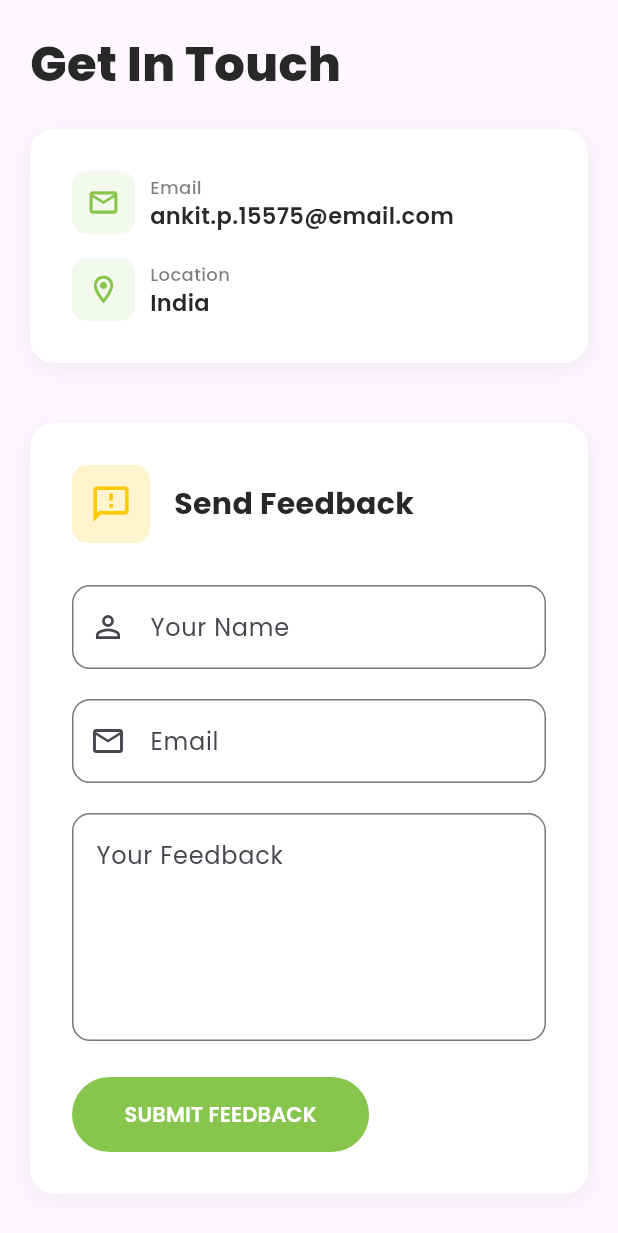
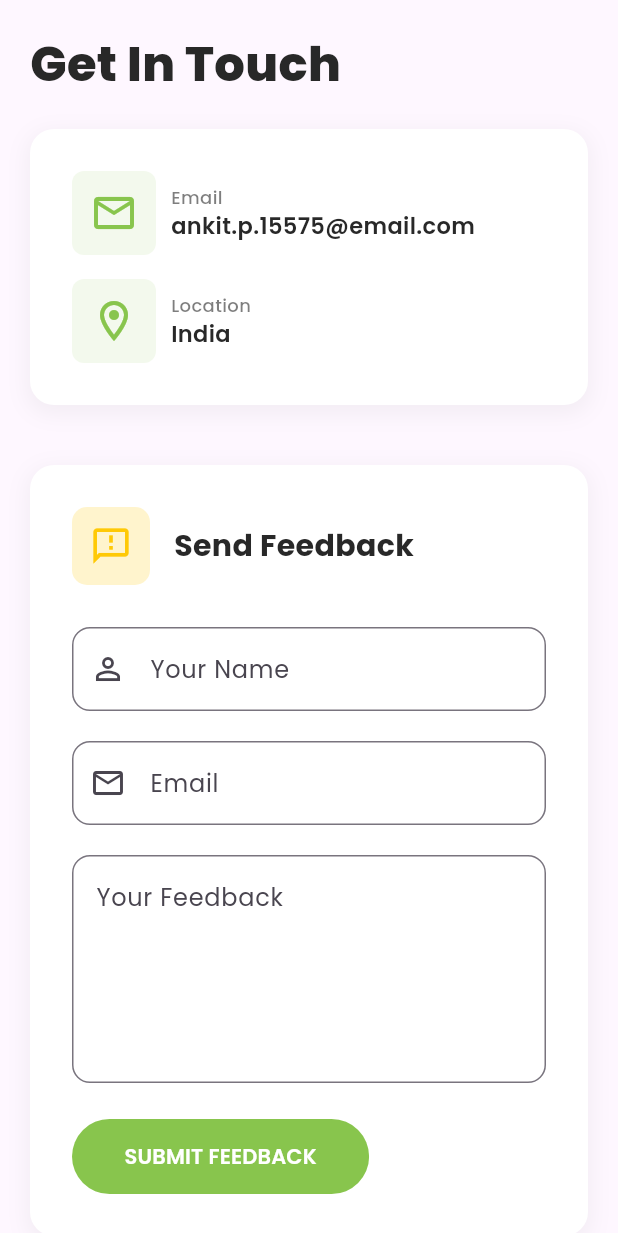
Before and after one commit to ankitpsamrat/Flutter-portfolio-website, a Flutter app: the ContactScreen widget shown alone on an empty page, opened directly, on a phone screen of 412 x 824 dp. Shown: the top 1233 px of the screen. Run offline on Flutter 3.47's test engine with Material 3 defaults, Android fonts, the phone set to English and light mode, and no system bars; our stand-ins replace google_fonts.

Commit message:
fixed contact info

```diff
--- /dev/null
+++ b/lib/components/contact_chip.dart
@@ -0,0 +1,71 @@
+import 'package:flutter/material.dart';
+import 'package:portfolio_website/helpers/constants.dart';
+
+class ContactChip extends StatelessWidget {
+  final IconData icon;
+  final String label;
+  final String value;
+  final VoidCallback? onTap;
+
+  const ContactChip({
+    super.key,
+    required this.icon,
+    required this.label,
+    required this.value,
+    this.onTap,
+  });
+
+  @override
+  Widget build(BuildContext context) {
+    final widget = Row(
+      mainAxisSize: MainAxisSize.min,
+      children: [
+        Container(
+          padding: const EdgeInsets.all(12),
+          decoration: BoxDecoration(
+            color: kPrimaryColor.withValues(alpha: 0.1),
+            borderRadius: BorderRadius.circular(8),
+          ),
+          child: Icon(
+            icon,
+            color: kPrimaryColor,
+            size: 32,
+          ),
+        ),
+        const SizedBox(width: 10),
+        Column(
+          crossAxisAlignment: CrossAxisAlignment.start,
+          children: [
+            Text(
+              label,
+              style: TextStyle(
+                fontSize: 12,
+                fontWeight: FontWeight.w500,
+                color: kTextColor.withValues(alpha: 0.6),
+              ),
+            ),
+            Text(
+              value,
+              style: const TextStyle(
+                fontSize: 15,
+                fontWeight: FontWeight.w600,
+                color: kTextColor,
+              ),
+            ),
+          ],
+        ),
+      ],
+    );
+
+    if (onTap != null) {
+      return MouseRegion(
+        cursor: SystemMouseCursors.click,
+        child: GestureDetector(
+          onTap: onTap,
+          child: widget,
+        ),
+      );
+    }
+    return widget;
+  }
+}
--- a/lib/screens/contact_screen.dart
+++ b/lib/screens/contact_screen.dart
@@ -1,8 +1,8 @@
 import 'package:flutter/material.dart';
+import 'package:portfolio_website/components/contact_chip.dart';
 import 'package:portfolio_website/components/main_button.dart';
 import 'package:portfolio_website/helpers/constants.dart';
 import 'package:portfolio_website/helpers/responsive.dart';
-import 'package:url_launcher/url_launcher.dart';
 
 class ContactScreen extends StatefulWidget {
   const ContactScreen({super.key});
@@ -33,48 +33,6 @@ class _ContactScreenState extends State<ContactScreen> {
     }
   }
 
-  Future<void> _launchEmail(String email) async {
-    final Uri uri = Uri.parse('mailto:$email');
-    if (await canLaunchUrl(uri)) {
-      await launchUrl(uri);
-    }
-  }
-
-  @override
-  void dispose() {
-    _nameController.dispose();
-    _emailController.dispose();
-    _messageController.dispose();
-    super.dispose();
-  }
-
-  @override
-  Widget build(BuildContext context) {
-    return Container(
-      margin: EdgeInsets.symmetric(
-        vertical: 20,
-        horizontal: isMobile(context) ? 20 : 40,
-      ),
-      child: Column(
-        crossAxisAlignment: CrossAxisAlignment.start,
-        children: <Widget>[
-          Text(
-            'Get In Touch',
-            style: TextStyle(
-              fontSize: isDesktop(context) ? 48 : 32,
-              fontWeight: FontWeight.w800,
-              color: kTextColor,
-            ),
-          ),
-          const SizedBox(height: 20),
-          _buildContactCard(),
-          const SizedBox(height: 40),
-          _buildFeedbackForm(),
-        ],
-      ),
-    );
-  }
-
   Widget _buildContactCard() {
     return Container(
       width: double.infinity,
@@ -98,14 +56,14 @@ class _ContactScreenState extends State<ContactScreen> {
             runSpacing: 16,
             spacing: isMobile(context) ? 0 : 32,
             children: [
-              _ContactChip(
+              const ContactChip(
                 icon: Icons.email_outlined,
                 label: 'Email',
                 value: 'ankit.p.15575@email.com',
-                onTap: () => _launchEmail('ankit.p.15575@email.com'),
+                onTap: null,
               ),
               if (!isMobile(context)) const SizedBox(width: 32),
-              const _ContactChip(
+              const ContactChip(
                 icon: Icons.location_on_outlined,
                 label: 'Location',
                 value: 'India',
@@ -264,95 +222,38 @@ class _ContactScreenState extends State<ContactScreen> {
       ),
     );
   }
+
+  @override
+  void dispose() {
+    _nameController.dispose();
+    _emailController.dispose();
+    _messageController.dispose();
+    super.dispose();
   }
-
-class _ContactChip extends StatelessWidget {
-  final IconData icon;
-  final String label;
-  final String value;
-  final VoidCallback? onTap;
-
-  const _ContactChip({
-    required this.icon,
-    required this.label,
-    required this.value,
-    this.onTap,
-  });
 
   @override
   Widget build(BuildContext context) {
-    final widget = Row(
-      mainAxisSize: MainAxisSize.min,
-      children: [
-        Container(
-            padding: const EdgeInsets.all(10),
-            decoration: BoxDecoration(
-              color: kPrimaryColor.withValues(alpha: 0.1),
-              borderRadius: BorderRadius.circular(10),
+    return Container(
+      margin: EdgeInsets.symmetric(
+        vertical: 20,
+        horizontal: isMobile(context) ? 20 : 40,
       ),
-            child: Icon(icon, color: kPrimaryColor, size: 22)),
-        const SizedBox(width: 10),
-        Column(
+      child: Column(
         crossAxisAlignment: CrossAxisAlignment.start,
-          children: [
+        children: <Widget>[
           Text(
-              label,
+            'Get In Touch',
             style: TextStyle(
-                fontSize: 12,
-                fontWeight: FontWeight.w500,
-                color: kTextColor.withValues(alpha: 0.6),
-              ),
-            ),
-            Text(
-              value,
-              style: const TextStyle(
-                fontSize: 15,
-                fontWeight: FontWeight.w600,
+              fontSize: isDesktop(context) ? 48 : 32,
+              fontWeight: FontWeight.w800,
               color: kTextColor,
             ),
           ),
+          const SizedBox(height: 20),
+          _buildContactCard(),
+          const SizedBox(height: 40),
+          _buildFeedbackForm(),
         ],
-        ),
-      ],
-    );
-
-    if (onTap != null) {
-      return MouseRegion(
-        cursor: SystemMouseCursors.click,
-        child: GestureDetector(
-          onTap: onTap,
-          child: widget,
-        ),
-      );
-    }
-    return widget;
-  }
-}
-
-class _SocialIcon extends StatelessWidget {
-  final IconData icon;
-  final VoidCallback onTap;
-
-  const _SocialIcon({
-    required this.icon,
-    required this.onTap,
-  });
-
-  @override
-  Widget build(BuildContext context) {
-    return Material(
-      color: Colors.transparent,
-      child: InkWell(
-        onTap: onTap,
-        borderRadius: BorderRadius.circular(10),
-        child: Container(
-          padding: const EdgeInsets.all(10),
-          decoration: BoxDecoration(
-            color: kPrimaryColor.withValues(alpha: 0.1),
-            borderRadius: BorderRadius.circular(10),
-          ),
-          child: Icon(icon, color: kPrimaryColor, size: 24),
-        ),
       ),
     );
   }
```
Lines whose indentation alone changed are shown as unchanged.
